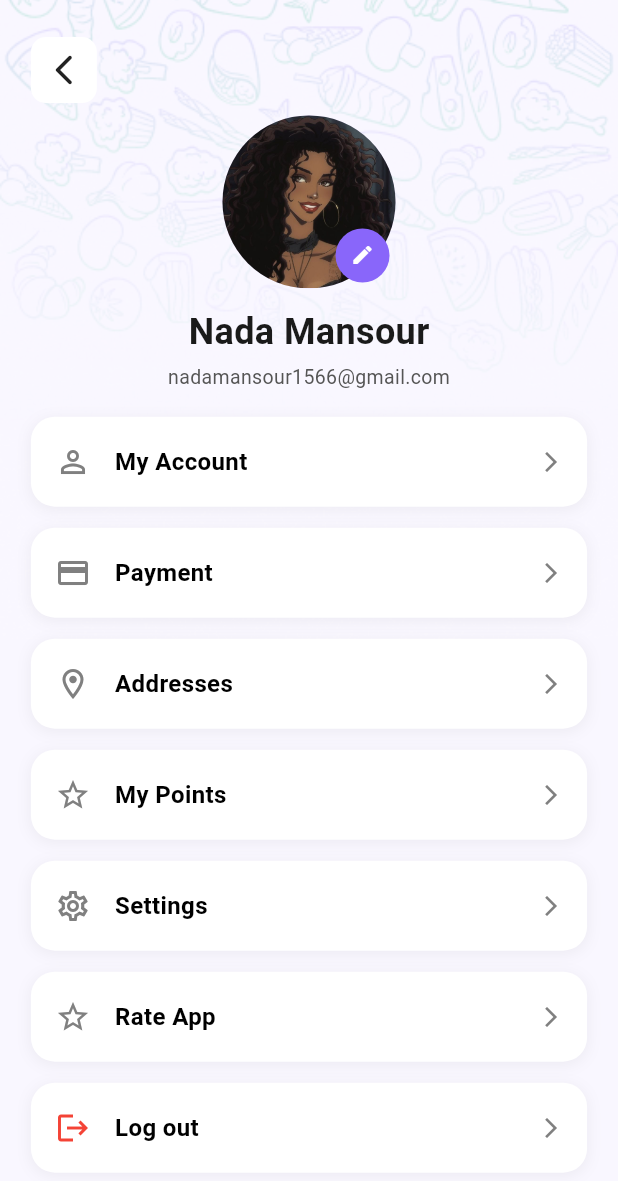
After one commit to nadamansoor/Eat2Beat, a Flutter app: the ProfileScreen screen opened by its route, on a phone screen of 412 x 824 dp. The commit adds this screen. Shown: the top 1181 px of the screen. Run offline on Flutter 3.47's test engine with Material 3 defaults, Android fonts, the phone set to English and light mode, and no system bars; our stand-ins replace pin_code_fields; missing offline and left inert: flutter_floating_bottom_bar.

Commit message:
add profile screen + account screen + settings screen

```diff
--- a/lib/main.dart
+++ b/lib/main.dart
@@ -11,6 +11,7 @@ import 'package:eat2beat/screens/home/tabs/home_tab/details_screen.dart';
 import 'package:eat2beat/screens/home/tabs/home_tab/home_tab.dart';
 import 'package:eat2beat/screens/home/tabs/impact/impact_tab.dart';
 import 'package:eat2beat/screens/home/tabs/offers/offers_tab.dart';
+import 'package:eat2beat/screens/home/tabs/profile/profile_screen.dart';
 import 'package:eat2beat/screens/login/login_screen.dart';
 import 'package:eat2beat/screens/register/register_screen.dart';
 import 'package:eat2beat/utils/app_routes.dart';
@@ -45,6 +46,7 @@ class MyApp extends StatelessWidget {
         AppRoutes.detailDonationRouteName: (_) => DetailsDonation(),
         AppRoutes.chooseDonateRouteName: (_) => ChooseDonate(),
         AppRoutes.detailsRouteName: (_) => DetailsScreen(),
+        AppRoutes.profileRouteName: (context) => const ProfileScreen(),
       },
     );
   }
--- a/lib/screens/home/tabs/cart/checkout_screen.dart
+++ b/lib/screens/home/tabs/cart/checkout_screen.dart
@@ -1,4 +1,3 @@
-// CheckoutScreen.dart
 import 'package:eat2beat/screens/home/tabs/cart/order_confirmation_screen.dart';
 import 'package:eat2beat/utils/app_colors.dart';
 import 'package:eat2beat/utils/app_images.dart';
--- /dev/null
+++ b/lib/screens/home/tabs/profile/profile_screen.dart
@@ -0,0 +1,113 @@
+import 'package:eat2beat/screens/home/tabs/profile/Account_Screen.dart';
+import 'package:eat2beat/screens/home/tabs/profile/settings_screen.dart';
+import 'package:eat2beat/screens/home/tabs/profile/widgets/menu_Item.dart';
+import 'package:eat2beat/screens/home/tabs/profile/widgets/profile_header.dart';
+import 'package:eat2beat/utils/app_colors.dart';
+import 'package:eat2beat/utils/app_images.dart';
+import 'package:eat2beat/widgets/circleIcon.dart';
+import 'package:flutter/material.dart';
+
+class ProfileScreen extends StatelessWidget {
+  const ProfileScreen({super.key});
+
+  @override
+  Widget build(BuildContext context) {
+    final screenWidth = MediaQuery.of(context).size.width;
+    final screenHeight = MediaQuery.of(context).size.height;
+
+    return SafeArea(
+      child: Scaffold(
+        backgroundColor: AppColors.light,
+        body: Stack(
+          children: [
+            /// Background Pattern
+            Positioned.fill(
+              child: Image.asset(
+                AppImages.PatternCart,
+                fit: BoxFit.cover,
+              ),
+            ),
+            Padding(
+              padding: EdgeInsets.symmetric(horizontal: screenWidth * 0.05),
+              child: Column(
+                children: [
+                  SizedBox(height: screenHeight * 0.03),
+
+                  /// Back Button
+                  Align(
+                    alignment: Alignment.centerLeft,
+                    child: circleIcon(
+                      icon: Icons.arrow_back_ios_new_rounded,
+                      onTap: () => Navigator.pop(context),
+                    ),
+                  ),
+
+                  SizedBox(height: screenHeight * 0.01),
+
+                  /// Profile Header
+                  buildProfileHeader(screenWidth),
+
+                  SizedBox(height: screenHeight * 0.02),
+
+                  /// Menu
+                  Expanded(
+                    child: ListView(
+                      children: [
+                        buildMenuItem(
+                          icon: Icons.person_outline,
+                          title: "My Account",
+                          onTap: () {
+                            Navigator.push(
+                              context,
+                              MaterialPageRoute(
+                                builder: (_) => const AccountScreen(),
+                              ),
+                            );
+                          },
+                        ),
+                        buildMenuItem(
+                          icon: Icons.credit_card,
+                          title: "Payment",
+                        ),
+                        buildMenuItem(
+                          icon: Icons.location_on_outlined,
+                          title: "Addresses",
+                        ),
+                        buildMenuItem(
+                          icon: Icons.star_border,
+                          title: "My Points",
+                        ),
+                        buildMenuItem(
+                          icon: Icons.settings_outlined,
+                          title: "Settings",
+                          onTap: () {
+                            Navigator.push(
+                              context,
+                              MaterialPageRoute(
+                                builder: (_) => const SettingsScreen(),
+                              ),
+                            );
+                          },
+                        ),
+
+                        buildMenuItem(
+                          icon: Icons.star_outline,
+                          title: "Rate App",
+                        ),
+                        buildMenuItem(
+                          icon: Icons.logout,
+                          title: "Log out",
+                          iconColor: Colors.red,
+                        ),
+                      ],
+                    ),
+                  ),
+                ],
+              ),
+            ),
+          ],
+        ),
+      ),
+    );
+  }
+}
--- /dev/null
+++ b/lib/screens/home/tabs/profile/widgets/menu_Item.dart
@@ -0,0 +1,53 @@
+import 'package:eat2beat/utils/app_colors.dart';
+import 'package:eat2beat/utils/app_styles.dart';
+import 'package:flutter/material.dart';
+
+  // ================= Menu Item =================
+Widget buildMenuItem({
+    required IconData icon,
+    required String title,
+    Color? iconColor,
+    VoidCallback? onTap,
+  }) {
+    return InkWell(
+      onTap: onTap,
+      child: Container(
+        margin: const EdgeInsets.only(bottom: 14),
+        padding: const EdgeInsets.symmetric(horizontal: 16, vertical: 18),
+        decoration: BoxDecoration(
+          color: Colors.white,
+          borderRadius: BorderRadius.circular(16),
+          boxShadow: [
+            BoxShadow(
+              color: Colors.black.withOpacity(0.05),
+              blurRadius: 8,
+              offset: const Offset(0, 2),
+            ),
+          ],
+        ),
+        child: Row(
+          children: [
+            Icon(
+              icon,
+              color: iconColor ?? AppColors.grey,
+            ),
+
+            const SizedBox(width: 16),
+
+            Expanded(
+              child: Text(
+                title,
+                style: AppStyles.black16Bold,
+              ),
+            ),
+
+            Icon(
+              Icons.arrow_forward_ios,
+              size: 16,
+              color: AppColors.grey,
+            ),
+          ],
+        ),
+      ),
+    );
+  }
--- /dev/null
+++ b/lib/screens/home/tabs/profile/widgets/profile_header.dart
@@ -0,0 +1,48 @@
+import 'package:eat2beat/utils/app_colors.dart';
+import 'package:eat2beat/utils/app_images.dart';
+import 'package:eat2beat/utils/app_styles.dart';
+import 'package:flutter/material.dart';
+
+  // ================= Profile Header =================
+Widget buildProfileHeader(double screenWidth) {
+    return Column(
+      children: [
+        Stack(
+          children: [
+            CircleAvatar(
+              radius: screenWidth * 0.14,
+              backgroundImage: AssetImage(AppImages.myPhotoNada),
+            ),
+
+            Positioned(
+              bottom: 4,
+              right: 4,
+              child: CircleAvatar(
+                radius: 18,
+                backgroundColor: AppColors.purple,
+                child: Icon(
+                  Icons.edit,
+                  size: 16,
+                  color: Colors.white,
+                ),
+              ),
+            ),
+          ],
+        ),
+
+        const SizedBox(height: 12),
+
+        Text(
+          "Nada Mansour",
+          style: AppStyles.black24Bold,
+        ),
+
+        const SizedBox(height: 4),
+
+        Text(
+          "nadamansour1566@gmail.com",
+          style: AppStyles.grey13w400,
+        ),
+      ],
+    );
+  }
--- a/lib/utils/app_images.dart
+++ b/lib/utils/app_images.dart
@@ -25,6 +25,7 @@ class AppImages {
   static const String carrtIcon = "assets/images/carrtIcon.png";
   static const String PatternCart = "assets/images/PatternCart.png";
   static const String confirm = "assets/images/confirm.png";
+  static const String myPhotoNada = "assets/images/myn.png";
 
   // offer (banner - food)
   static const burgerBanner = 'assets/imgoffers/banner1.png';
--- a/lib/utils/app_routes.dart
+++ b/lib/utils/app_routes.dart
@@ -16,5 +16,6 @@ class AppRoutes {
   static const detailDonationRouteName = "details_donation";
   static const chooseDonateRouteName = "choose_donation";
   static const detailsRouteName = "details";
+  static const profileRouteName = "profile";
 
 }
```
Also changed, not shown: lib/screens/home/tabs/home_tab/home_tab.dart (+11 -3 lines), lib/screens/home/tabs/profile/Account_Screen.dart (added, +126 -0 lines), lib/screens/home/tabs/profile/settings_screen.dart (added, +131 -0 lines), lib/screens/home/tabs/profile/widgets/build_input.dart (added, +44 -0 lines), lib/screens/home/tabs/profile/widgets/lan_item.dart (added, +56 -0 lines), lib/screens/home/tabs/profile/widgets/simple_item.dart (added, +24 -0 lines), lib/screens/home/tabs/profile/widgets/switch_item.dart (added, +34 -0 lines), assets/images/myn.png (added).
